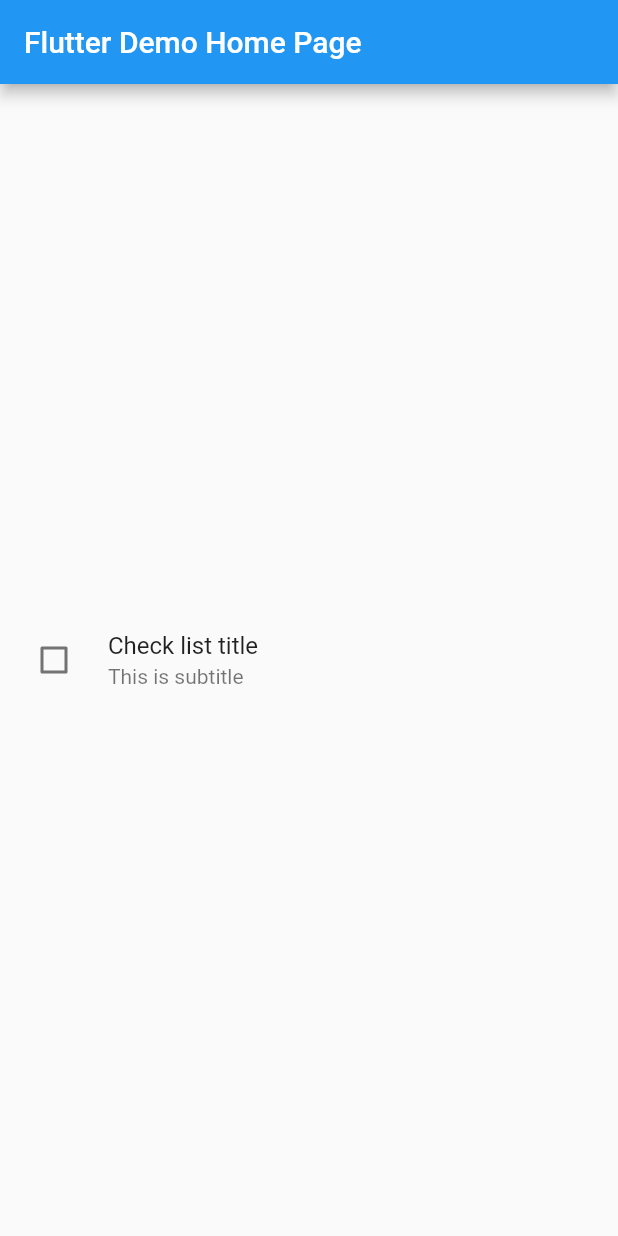
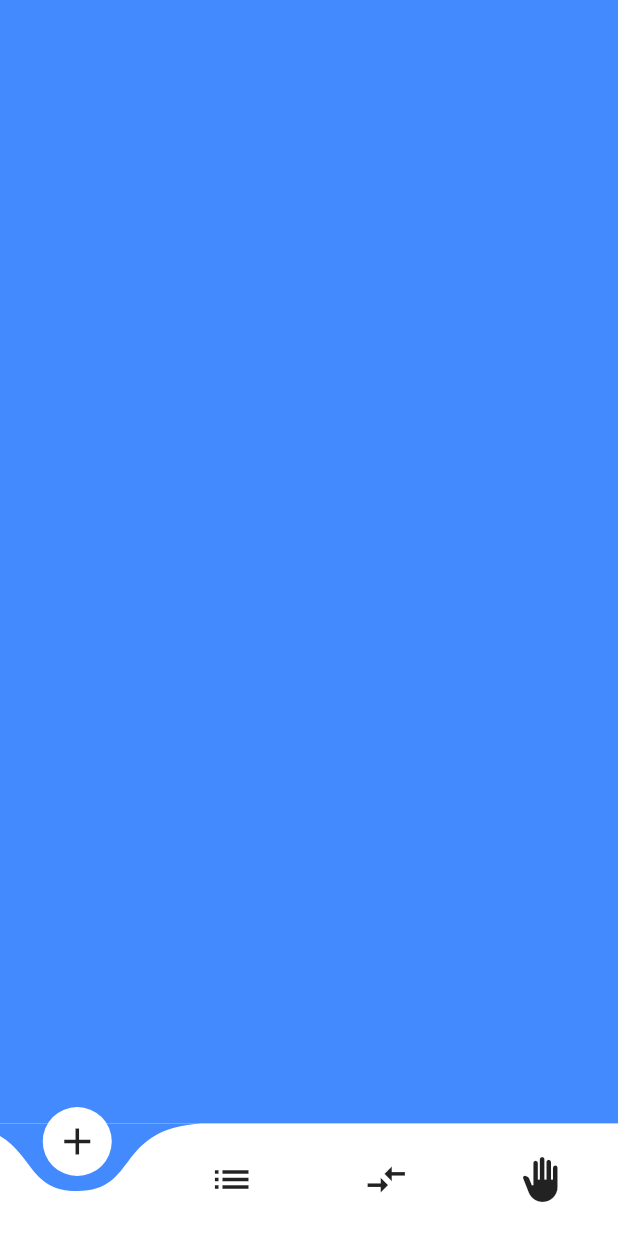
Before and after one commit to shindeyy/flutterdemo, a Flutter app: the screen it shows after launch, on a phone screen of 412 x 824 dp. Run offline on Flutter 3.47's test engine with Material 2 defaults, Android fonts, the phone set to English and light mode, and no system bars; drawn by our look-alikes of curved_navigation_bar; missing offline and left inert: dart:ffi.

```diff
--- a/lib/main.dart
+++ b/lib/main.dart
@@ -1,10 +1,35 @@
 import 'dart:ffi';
 
+import 'package:curved_navigation_bar/curved_navigation_bar.dart';
 import 'package:flutter/material.dart';
 
 void main() {
   runApp(const MyApp());
   //runApp(const _TimePickerDemo());
+}
+
+class _CurvedNavigationBar extends State<MyHomePage>{
+  @override
+  Widget build(BuildContext context) {
+    return Scaffold(
+      bottomNavigationBar: CurvedNavigationBar(
+          backgroundColor: Colors.blueAccent,
+          items: const <Widget>[
+            Icon(Icons.add, size: 30),
+            Icon(Icons.list, size: 30),
+            Icon(Icons.compare_arrows, size: 30),
+            Icon(Icons.back_hand, size: 30),
+          ],
+        onTap: (index){
+
+        },
+      ),
+      body: Container(
+        color: Colors.blueAccent,
+      ),
+    );
+  }
+
 }
 
 class _CheckedBoxList extends State<MyHomePage>{
@@ -554,5 +579,5 @@ class MyHomePage extends StatefulWidget {
   final String title;
 
   @override
-  State<MyHomePage> createState() => _CheckedBoxList();
+  State<MyHomePage> createState() => _CurvedNavigationBar();
 }
--- a/pubspec.yaml
+++ b/pubspec.yaml
@@ -34,6 +34,7 @@ dependencies:
   # The following adds the Cupertino Icons font to your application.
   # Use with the CupertinoIcons class for iOS style icons.
   cupertino_icons: ^1.0.2
+  curved_navigation_bar: ^1.0.3 #latest version
 
 dev_dependencies:
   flutter_test:
```
Also changed, not shown: pubspec.lock, 1 other file.
